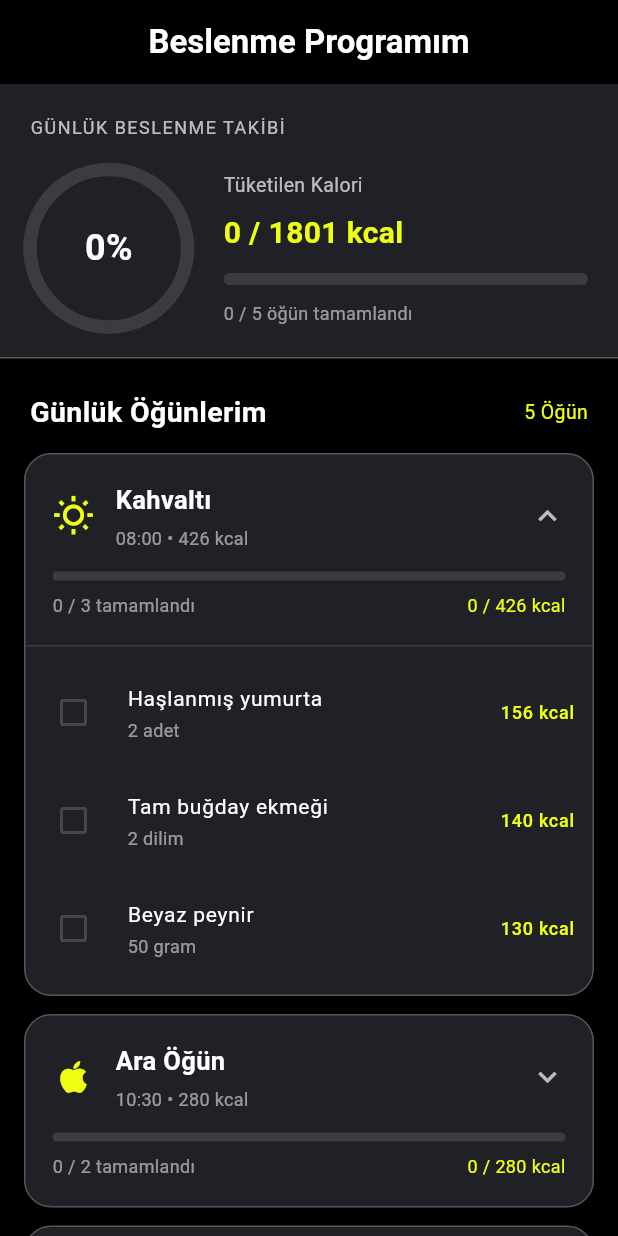
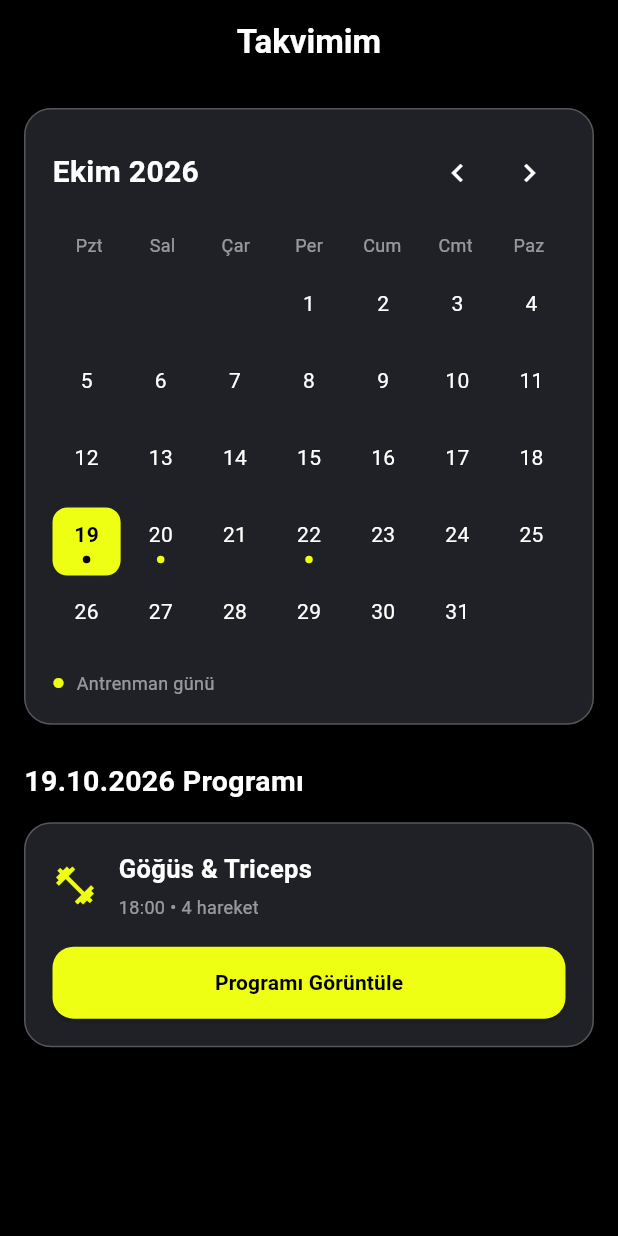
Before and after one commit to uluckabd/gymtactx, a Flutter app: the screen it shows after launch, on a phone screen of 412 x 824 dp. Run offline on Flutter 3.47's test engine with Material 3 defaults, Android fonts, the phone set to English and light mode, and no system bars; our stand-ins replace fl_chart.

Commit message:
myCalendar

```diff
--- a/lib/main.dart
+++ b/lib/main.dart
@@ -2,6 +2,7 @@ import 'package:flutter/material.dart';
 import 'package:gymtactx/pages/antreman.dart';
 import 'package:gymtactx/pages/login_page.dart';
 import 'package:gymtactx/pages/myAchievements.dart';
+import 'package:gymtactx/pages/myCalendar.dart';
 import 'package:gymtactx/pages/myGym.dart';
 import 'package:gymtactx/pages/myMeasurements.dart';
 import 'package:gymtactx/pages/myNutrition.dart';
@@ -25,7 +26,7 @@ class MyApp extends StatelessWidget {
       theme: ThemeData(
         colorScheme: ColorScheme.fromSeed(seedColor: Colors.deepPurple),
       ),
-      home: Mynutrition(),
+      home: Mycalendar(),
     );
   }
 }
--- /dev/null
+++ b/lib/pages/myCalendar.dart
@@ -0,0 +1,463 @@
+import 'package:flutter/material.dart';
+
+class CalendarWorkout {
+  final String id;
+  final DateTime date;
+  final String title;
+  final String time;
+  final List<CalendarExercise> exercises;
+  final bool isCompleted;
+
+  const CalendarWorkout({
+    required this.id,
+    required this.date,
+    required this.title,
+    required this.time,
+    required this.exercises,
+    this.isCompleted = false,
+  });
+}
+
+class CalendarExercise {
+  final String name;
+  final int sets;
+  final int reps;
+
+  const CalendarExercise({
+    required this.name,
+    required this.sets,
+    required this.reps,
+  });
+}
+
+class Mycalendar extends StatefulWidget {
+  const Mycalendar({super.key});
+
+  @override
+  State<Mycalendar> createState() => _MycalendarState();
+}
+
+class _MycalendarState extends State<Mycalendar> {
+  static const yellow = Color(0xFFEFFF14);
+  static const surface = Color(0xFF202126);
+
+  DateTime selectedDay = DateUtils.dateOnly(DateTime.now());
+  late DateTime focusedMonth = DateTime(selectedDay.year, selectedDay.month);
+
+  bool showExercises = false;
+
+  // API'den gelecek örnek antrenman verileri
+  late final List<CalendarWorkout> workouts = [
+    CalendarWorkout(
+      id: 'workout_1',
+      date: DateTime(2026, 10, 19),
+      title: 'Göğüs & Triceps',
+      time: '18:00',
+      exercises: const [
+        CalendarExercise(name: 'Bench Press', sets: 4, reps: 12),
+        CalendarExercise(name: 'Incline Dumbbell Press', sets: 3, reps: 12),
+        CalendarExercise(name: 'Cable Fly', sets: 3, reps: 15),
+        CalendarExercise(name: 'Triceps Pushdown', sets: 3, reps: 12),
+      ],
+    ),
+    CalendarWorkout(
+      id: 'workout_2',
+      date: DateTime(2026, 10, 20),
+      title: 'Sırt & Biceps',
+      time: '18:00',
+      exercises: const [
+        CalendarExercise(name: 'Lat Pulldown', sets: 4, reps: 12),
+        CalendarExercise(name: 'Seated Row', sets: 3, reps: 12),
+        CalendarExercise(name: 'Barbell Curl', sets: 3, reps: 10),
+      ],
+    ),
+    CalendarWorkout(
+      id: 'workout_3',
+      date: DateTime(2026, 10, 22),
+      title: 'Bacak & Omuz',
+      time: '17:30',
+      exercises: const [
+        CalendarExercise(name: 'Squat', sets: 4, reps: 10),
+        CalendarExercise(name: 'Leg Press', sets: 3, reps: 12),
+        CalendarExercise(name: 'Shoulder Press', sets: 3, reps: 12),
+      ],
+    ),
+  ];
+
+  bool isSameDay(DateTime a, DateTime b) {
+    return DateUtils.isSameDay(a, b);
+  }
+
+  List<CalendarWorkout> workoutsForDay(DateTime day) {
+    return workouts.where((workout) => isSameDay(workout.date, day)).toList();
+  }
+
+  void changeMonth(int offset) {
+    setState(() {
+      focusedMonth = DateTime(focusedMonth.year, focusedMonth.month + offset);
+      selectedDay = focusedMonth;
+      showExercises = false;
+    });
+  }
+
+  String get monthTitle {
+    const months = [
+      'Ocak',
+      'Şubat',
+      'Mart',
+      'Nisan',
+      'Mayıs',
+      'Haziran',
+      'Temmuz',
+      'Ağustos',
+      'Eylül',
+      'Ekim',
+      'Kasım',
+      'Aralık',
+    ];
+
+    return '${months[focusedMonth.month - 1]} ${focusedMonth.year}';
+  }
+
+  @override
+  Widget build(BuildContext context) {
+    final firstDay = DateTime(focusedMonth.year, focusedMonth.month);
+
+    final daysInMonth = DateUtils.getDaysInMonth(
+      focusedMonth.year,
+      focusedMonth.month,
+    );
+
+    final leadingDays = firstDay.weekday - 1;
+    final cellCount = ((leadingDays + daysInMonth + 6) ~/ 7) * 7;
+
+    final selectedWorkouts = workoutsForDay(selectedDay);
+
+    return Scaffold(
+      backgroundColor: Colors.black,
+      appBar: AppBar(
+        backgroundColor: Colors.black,
+        centerTitle: true,
+        title: const Text(
+          'Takvimim',
+          style: TextStyle(color: Colors.white, fontWeight: FontWeight.bold),
+        ),
+      ),
+      body: SafeArea(
+        child: ListView(
+          padding: const EdgeInsets.all(16),
+          children: [
+            // TAKVİM
+            Container(
+              padding: const EdgeInsets.all(18),
+              decoration: BoxDecoration(
+                color: surface,
+                borderRadius: BorderRadius.circular(18),
+                border: Border.all(color: Colors.white24),
+              ),
+              child: Column(
+                children: [
+                  Row(
+                    mainAxisAlignment: MainAxisAlignment.spaceBetween,
+                    children: [
+                      Text(
+                        monthTitle,
+                        style: const TextStyle(
+                          color: Colors.white,
+                          fontSize: 20,
+                          fontWeight: FontWeight.bold,
+                        ),
+                      ),
+                      Row(
+                        children: [
+                          IconButton(
+                            onPressed: () => changeMonth(-1),
+                            icon: const Icon(
+                              Icons.chevron_left,
+                              color: Colors.white,
+                            ),
+                          ),
+                          IconButton(
+                            onPressed: () => changeMonth(1),
+                            icon: const Icon(
+                              Icons.chevron_right,
+                              color: Colors.white,
+                            ),
+                          ),
+                        ],
+                      ),
+                    ],
+                  ),
+                  const SizedBox(height: 16),
+
+                  // HAFTANIN GÜNLERİ
+                  Row(
+                    children: ['Pzt', 'Sal', 'Çar', 'Per', 'Cum', 'Cmt', 'Paz']
+                        .map((day) {
+                          return Expanded(
+                            child: Center(
+                              child: Text(
+                                day,
+                                style: const TextStyle(
+                                  color: Colors.white54,
+                                  fontSize: 12,
+                                ),
+                              ),
+                            ),
+                          );
+                        })
+                        .toList(),
+                  ),
+
+                  const SizedBox(height: 12),
+
+                  // TAKVİM GÜNLERİ
+                  GridView.builder(
+                    shrinkWrap: true,
+                    physics: const NeverScrollableScrollPhysics(),
+                    gridDelegate:
+                        const SliverGridDelegateWithFixedCrossAxisCount(
+                          crossAxisCount: 7,
+                          mainAxisSpacing: 6,
+                          crossAxisSpacing: 4,
+                          childAspectRatio: 1,
+                        ),
+                    itemCount: cellCount,
+                    itemBuilder: (context, index) {
+                      final dayNumber = index - leadingDays + 1;
+
+                      if (dayNumber < 1 || dayNumber > daysInMonth) {
+                        return const SizedBox.shrink();
+                      }
+
+                      final date = DateTime(
+                        focusedMonth.year,
+                        focusedMonth.month,
+                        dayNumber,
+                      );
+
+                      final isSelected = isSameDay(date, selectedDay);
+
+                      final hasWorkout = workoutsForDay(date).isNotEmpty;
+
+                      return InkWell(
+                        borderRadius: BorderRadius.circular(10),
+                        onTap: () {
+                          setState(() {
+                            selectedDay = date;
+                            showExercises = false;
+                          });
+                        },
+                        child: Container(
+                          decoration: BoxDecoration(
+                            color: isSelected ? yellow : Colors.transparent,
+                            borderRadius: BorderRadius.circular(10),
+                          ),
+                          child: Column(
+                            mainAxisAlignment: MainAxisAlignment.center,
+                            children: [
+                              Text(
+                                '$dayNumber',
+                                style: TextStyle(
+                                  color: isSelected
+                                      ? Colors.black
+                                      : Colors.white,
+                                  fontWeight: isSelected
+                                      ? FontWeight.bold
+                                      : FontWeight.normal,
+                                ),
+                              ),
+                              const SizedBox(height: 4),
+                              Container(
+                                width: 5,
+                                height: 5,
+                                decoration: BoxDecoration(
+                                  color: hasWorkout
+                                      ? (isSelected ? Colors.black : yellow)
+                                      : Colors.transparent,
+                                  shape: BoxShape.circle,
+                                ),
+                              ),
+                            ],
+                          ),
+                        ),
+                      );
+                    },
+                  ),
+
+                  const SizedBox(height: 12),
+                  const Row(
+                    children: [
+                      Icon(Icons.circle, size: 8, color: yellow),
+                      SizedBox(width: 8),
+                      Text(
+                        'Antrenman günü',
+                        style: TextStyle(color: Colors.white54, fontSize: 12),
+                      ),
+                    ],
+                  ),
+                ],
+              ),
+            ),
+
+            const SizedBox(height: 24),
+
+            // SEÇİLEN GÜN
+            Text(
+              '${selectedDay.day}.${selectedDay.month}.${selectedDay.year} Programı',
+              style: const TextStyle(
+                color: Colors.white,
+                fontSize: 19,
+                fontWeight: FontWeight.bold,
+              ),
+            ),
+
+            const SizedBox(height: 14),
+
+            if (selectedWorkouts.isEmpty)
+              Container(
+                padding: const EdgeInsets.all(30),
+                decoration: BoxDecoration(
+                  color: surface,
+                  borderRadius: BorderRadius.circular(18),
+                  border: Border.all(color: Colors.white24),
+                ),
+                child: const Column(
+                  children: [
+                    Icon(Icons.self_improvement, color: yellow, size: 44),
+                    SizedBox(height: 12),
+                    Text(
+                      'Dinlenme Günü',
+                      style: TextStyle(
+                        color: Colors.white,
+                        fontSize: 18,
+                        fontWeight: FontWeight.bold,
+                      ),
+                    ),
+                    SizedBox(height: 8),
+                    Text(
+                      'Bu gün için planlanmış bir antrenman bulunmuyor.',
+                      textAlign: TextAlign.center,
+                      style: TextStyle(color: Colors.white54),
+                    ),
+                  ],
+                ),
+              )
+            else
+              ...selectedWorkouts.map(
+                (workout) => Container(
+                  margin: const EdgeInsets.only(bottom: 12),
+                  padding: const EdgeInsets.all(18),
+                  decoration: BoxDecoration(
+                    color: surface,
+                    borderRadius: BorderRadius.circular(18),
+                    border: Border.all(color: Colors.white24),
+                  ),
+                  child: Column(
+                    crossAxisAlignment: CrossAxisAlignment.start,
+                    children: [
+                      Row(
+                        children: [
+                          const Icon(
+                            Icons.fitness_center,
+                            color: yellow,
+                            size: 30,
+                          ),
+                          const SizedBox(width: 14),
+                          Expanded(
+                            child: Column(
+                              crossAxisAlignment: CrossAxisAlignment.start,
+                              children: [
+                                Text(
+                                  workout.title,
+                                  style: const TextStyle(
+                                    color: Colors.white,
+                                    fontSize: 17,
+                                    fontWeight: FontWeight.bold,
+                                  ),
+                                ),
+                                const SizedBox(height: 5),
+                                Text(
+                                  '${workout.time} • ${workout.exercises.length} hareket',
+                                  style: const TextStyle(
+                                    color: Colors.white54,
+                                    fontSize: 12,
+                                  ),
+                                ),
+                              ],
+                            ),
+                          ),
+                          if (workout.isCompleted)
+                            const Icon(Icons.check_circle, color: yellow),
+                        ],
+                      ),
+
+                      if (showExercises) ...[
+                        const SizedBox(height: 16),
+                        const Divider(color: Colors.white12),
+                        ...workout.exercises.map(
+                          (exercise) => Padding(
+                            padding: const EdgeInsets.symmetric(vertical: 9),
+                            child: Row(
+                              children: [
+                                const Icon(
+                                  Icons.circle,
+                                  size: 7,
+                                  color: yellow,
+                                ),
+                                const SizedBox(width: 12),
+                                Expanded(
+                                  child: Text(
+                                    exercise.name,
+                                    style: const TextStyle(color: Colors.white),
+                                  ),
+                                ),
+                                Text(
+                                  '${exercise.sets} x ${exercise.reps}',
+                                  style: const TextStyle(
+                                    color: yellow,
+                                    fontSize: 13,
+                                  ),
+                                ),
+                              ],
+                            ),
+                          ),
+                        ),
+                      ],
+
+                      const SizedBox(height: 18),
+
+                      SizedBox(
+                        width: double.infinity,
+                        height: 48,
+                        child: ElevatedButton(
+                          style: ElevatedButton.styleFrom(
+                            backgroundColor: yellow,
+                            foregroundColor: Colors.black,
+                            shape: RoundedRectangleBorder(
+                              borderRadius: BorderRadius.circular(14),
+                            ),
+                          ),
+                          onPressed: () {
+                            setState(() {
+                              showExercises = !showExercises;
+                            });
+                          },
+                          child: Text(
+                            showExercises
+                                ? 'Hareketleri Gizle'
+                                : 'Programı Görüntüle',
+                            style: const TextStyle(fontWeight: FontWeight.bold),
+                          ),
+                        ),
+                      ),
+                    ],
+                  ),
+                ),
+              ),
+          ],
+        ),
+      ),
+    );
+  }
+}
```
